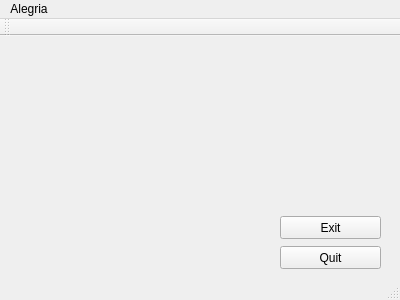
First picture: the form in penyamanager/mainwindow.ui, repository eguzki/penyamanager, before the edit.
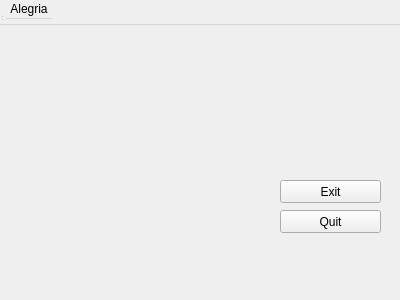
Second picture: the form after the edit.

The edit to the form file:
```diff
--- a/penyamanager/mainwindow.ui
+++ b/penyamanager/mainwindow.ui
@@ -1,7 +1,7 @@
 <?xml version="1.0" encoding="UTF-8"?>
 <ui version="4.0">
  <class>MainWindow</class>
- <widget class="QMainWindow" name="MainWindow">
+ <widget class="QWidget" name="MainWindow">
   <property name="geometry">
    <rect>
     <x>0</x>
```
